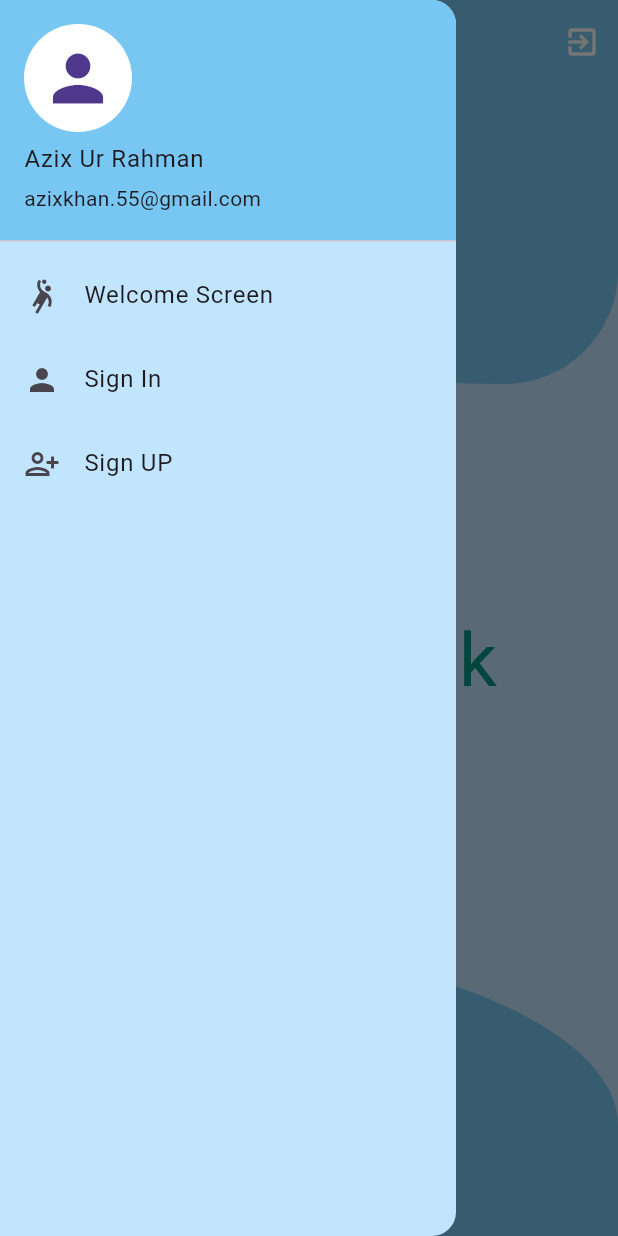
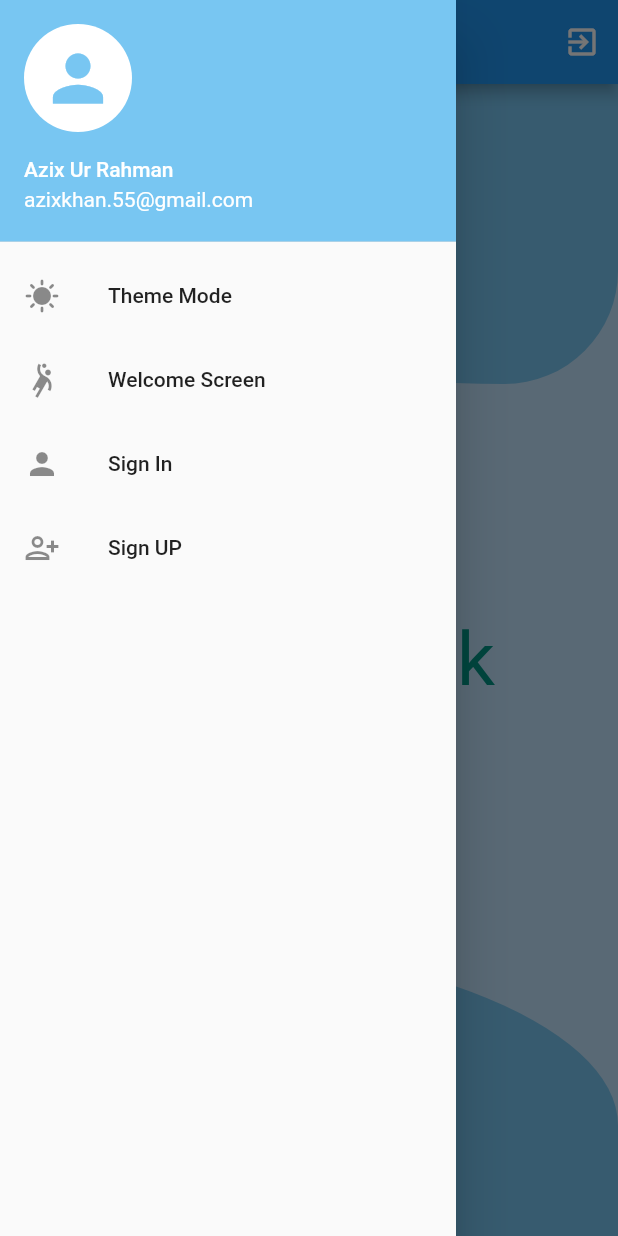
Before and after one commit to azix-khan/mytasks, a Flutter app: the HomeScreen screen opened directly, with the side drawer open, on a phone screen of 412 x 824 dp. Run offline on Flutter 3.47's test engine with Material 2 defaults, Android fonts, the light colour scheme and no system bars; our stand-ins replace google_fonts.

Commit message:
dark mode with provider

```diff
--- a/lib/Screens/home_screen.dart
+++ b/lib/Screens/home_screen.dart
@@ -1,17 +1,18 @@
 import 'package:flutter/material.dart';
-import 'package:mytasks/Screens/login_screen.dart';
-import 'package:mytasks/Screens/signup_screen.dart';
 import 'package:mytasks/Screens/welcome_screen.dart';
 import 'package:mytasks/Utils/custom_container.dart';
+import 'package:mytasks/Utils/custom_drawer.dart';
+import 'package:mytasks/provider/theme_changer_provider.dart';
+import 'package:provider/provider.dart';
 
 class HomeScreen extends StatelessWidget {
   const HomeScreen({Key? key}) : super(key: key);
 
   @override
   Widget build(BuildContext context) {
+    final themeChanger = Provider.of<ThemeChangerProvider>(context);
     return Scaffold(
       appBar: AppBar(
-          backgroundColor: const Color(0xff78C6F2),
         foregroundColor: Colors.white,
         title: const Text('Home Screen'),
         automaticallyImplyLeading: false,
@@ -20,8 +21,7 @@ class HomeScreen extends StatelessWidget {
             return IconButton(
               icon: const Icon(Icons.menu),
               onPressed: () {
-                  Scaffold.of(context)
-                      .openDrawer(); // This will open the drawer
+                Scaffold.of(context).openDrawer(); // This will open the drawer
               },
             );
           },
@@ -40,62 +40,13 @@ class HomeScreen extends StatelessWidget {
           ),
         ],
       ),
-        drawer: Drawer(
-          backgroundColor: const Color(0xffC2E5FE),
-          child: ListView(
-            // Important: Remove any padding from the ListView.
-            padding: EdgeInsets.zero,
-            children: <Widget>[
-              const UserAccountsDrawerHeader(
-                decoration: BoxDecoration(
-                  color: Color(0xff78C6F2),
-                ),
-                accountName: Text("Azix Ur Rahman"),
-                accountEmail: Text("azixkhan.55@gmail.com"),
-                currentAccountPicture: CircleAvatar(
-                    backgroundColor: Colors.white,
-                    child: Icon(
-                      Icons.person,
-                      size: 50,
-                    )),
-              ),
-              ListTile(
-                leading: const Icon(Icons.sports_handball_outlined),
-                title: const Text("Welcome Screen"),
-                onTap: () {
-                  Navigator.push(
-                      context,
-                      MaterialPageRoute(
-                          builder: (context) => const WelcomeScreen()));
-                },
-              ),
-              ListTile(
-                leading: const Icon(Icons.person),
-                title: const Text("Sign In"),
-                onTap: () {
-                  Navigator.push(
-                      context,
-                      MaterialPageRoute(
-                          builder: (context) => const LoginScreen()));
-                },
-              ),
-              ListTile(
-                leading: const Icon(Icons.person_add_alt),
-                title: const Text("Sign UP"),
-                onTap: () {
-                  Navigator.push(
-                      context,
-                      MaterialPageRoute(
-                          builder: (context) => const SignUpScreen()));
-                },
-              ),
-            ],
-          ),
+      drawer: MyDrawer(
+        themeChanger: themeChanger,
       ),
       body: Stack(
         children: <Widget>[
           customContainer('Home', context),
-            Center(
+          const Center(
             child: Column(
               mainAxisAlignment: MainAxisAlignment.center,
               crossAxisAlignment: CrossAxisAlignment.center,
@@ -108,6 +59,7 @@ class HomeScreen extends StatelessWidget {
             ),
           )
         ],
-        ));
+      ),
+    );
   }
 }
--- a/lib/Utils/custom_container.dart
+++ b/lib/Utils/custom_container.dart
@@ -1,17 +1,34 @@
 import 'package:flutter/material.dart';
 import 'package:google_fonts/google_fonts.dart';
+import 'package:mytasks/provider/theme_changer_provider.dart';
+import 'package:provider/provider.dart';
 
 Widget customContainer(String title, BuildContext context) {
   final screenSize = MediaQuery.of(context).size;
   final isSmallScreen = screenSize.width < 600;
+  final themeChanger = Provider.of<ThemeChangerProvider>(context);
+
+  // Define colors for both light and dark themes
+  final backgroundColor = themeChanger.themeMode == ThemeMode.dark
+      ? Colors.black // Dark theme background color
+      : const Color(0xffC2E5FE); // Light theme background color
+
+  final textColor = themeChanger.themeMode == ThemeMode.dark
+      ? Colors.white // Dark theme text color
+      : const Color(0xffEAF2F2); // Light theme text color
+
+  // Define the color of the other container based on the theme
+  final otherContainerColor = themeChanger.themeMode == ThemeMode.dark
+      ? const Color(0xff1e2029) // Dark theme container color
+      : const Color(0xff78C6F2); // Light theme container color
 
   return Stack(
     children: <Widget>[
       Container(
         alignment: Alignment.topCenter,
         width: double.infinity,
-        decoration: const BoxDecoration(
-          color: Color(0xffC2E5FE),
+        decoration: BoxDecoration(
+          color: backgroundColor,
         ),
         child: const Text(
           '',
@@ -22,7 +39,7 @@ Widget customContainer(String title, BuildContext context) {
         height: 200,
         width: double.infinity,
         decoration: BoxDecoration(
-          color: const Color(0xff78C6F2),
+          color: otherContainerColor,
           borderRadius: BorderRadius.only(
             bottomLeft: Radius.elliptical(isSmallScreen ? 400.20 : 800.20,
                 isSmallScreen ? 150.30 : 300.30),
@@ -34,7 +51,7 @@ Widget customContainer(String title, BuildContext context) {
             title,
             style: GoogleFonts.carterOne(
               textStyle: TextStyle(
-                color: const Color(0xffEAF2F2),
+                color: textColor,
                 letterSpacing: isSmallScreen ? 0.2 : 0.5,
                 fontSize: isSmallScreen ? 40 : 50,
               ),
@@ -49,7 +66,7 @@ Widget customContainer(String title, BuildContext context) {
           height: 200,
           width: double.infinity,
           decoration: BoxDecoration(
-            color: const Color(0xff78C6F2),
+            color: otherContainerColor,
             borderRadius: BorderRadius.only(
               topLeft: Radius.circular(isSmallScreen ? 90 : 180),
               topRight: Radius.elliptical(isSmallScreen ? 400.20 : 800.20,
--- /dev/null
+++ b/lib/Utils/custom_drawer.dart
@@ -0,0 +1,93 @@
+import 'package:flutter/material.dart';
+import 'package:mytasks/Screens/login_screen.dart';
+import 'package:mytasks/Screens/signup_screen.dart';
+import 'package:mytasks/Screens/welcome_screen.dart';
+import 'package:mytasks/Utils/custom_bottomsheet.dart';
+import 'package:mytasks/provider/theme_changer_provider.dart';
+
+class MyDrawer extends StatelessWidget {
+  final ThemeChangerProvider themeChanger;
+
+  // ignore: use_key_in_widget_constructors
+  const MyDrawer({Key? key, required this.themeChanger});
+
+  @override
+  Widget build(BuildContext context) {
+    return Drawer(
+      child: ListView(
+        padding: EdgeInsets.zero,
+        children: <Widget>[
+          const UserAccountsDrawerHeader(
+            decoration: BoxDecoration(
+              color: Color(0xff78C6F2),
+            ),
+            accountName: Text(
+              "Azix Ur Rahman",
+              style: TextStyle(
+                color: Colors.white,
+              ),
+            ),
+            accountEmail: Text(
+              "azixkhan.55@gmail.com",
+              style: TextStyle(
+                color: Colors.white,
+              ),
+            ),
+            currentAccountPicture: CircleAvatar(
+              backgroundColor: Colors.white,
+              child: Icon(
+                Icons.person,
+                size: 50,
+                color: Color(0xff78C6F2),
+              ),
+            ),
+          ),
+          ListTile(
+            leading: const Icon(Icons.sunny),
+            title: const Text("Theme Mode"),
+            onTap: () {
+              Navigator.pop(context);
+              showCustomBottomSheet(context);
+            },
+          ),
+          ListTile(
+            leading: const Icon(Icons.sports_handball_outlined),
+            title: const Text("Welcome Screen"),
+            onTap: () {
+              Navigator.push(
+                context,
+                MaterialPageRoute(
+                  builder: (context) => const WelcomeScreen(),
+                ),
+              );
+            },
+          ),
+          ListTile(
+            leading: const Icon(Icons.person),
+            title: const Text("Sign In"),
+            onTap: () {
+              Navigator.push(
+                context,
+                MaterialPageRoute(
+                  builder: (context) => const LoginScreen(),
+                ),
+              );
+            },
+          ),
+          ListTile(
+            leading: const Icon(Icons.person_add_alt),
+            title: const Text("Sign UP"),
+            onTap: () {
+              Navigator.push(
+                context,
+                MaterialPageRoute(
+                  builder: (context) => const SignUpScreen(),
+                ),
+              );
+            },
+          ),
+        ],
+      ),
+    );
+  }
+}
--- /dev/null
+++ b/lib/provider/theme_changer_provider.dart
@@ -0,0 +1,13 @@
+// import 'package:flutter/foundation.dart';
+import 'package:flutter/material.dart';
+
+class ThemeChangerProvider with ChangeNotifier {
+  var _themeMode = ThemeMode.system;
+
+  ThemeMode get themeMode => _themeMode;
+
+  void setTheme(themeMode) {
+    _themeMode = themeMode;
+    notifyListeners();
+  }
+}
```
Also changed, not shown: lib/Utils/custom_bottomsheet.dart (added, +63 -0 lines), lib/main.dart (+8 -1 lines). Lines whose indentation alone changed are shown as unchanged.
